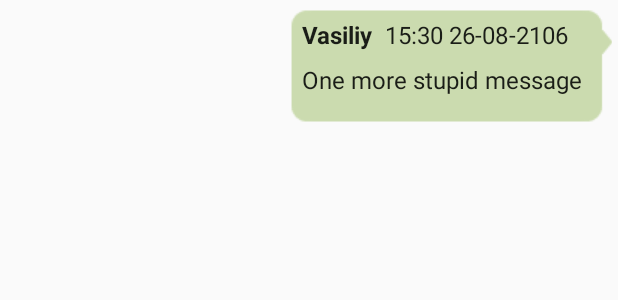
After one commit to JustTrust/OneHundredMeterChat, an Android app: the layout list_item_right.xml on its own in the app's theme, with its tools: preview values and no code run, on a phone screen of 412 x 824 dp. The commit adds this screen. Shown: the top 300 px of the screen. Run offline under Robolectric (Android 15) with nearby library versions, the phone set to English and light mode, and no system bars.

Commit message:
make different layout for own and other msg

```diff
--- a/app/src/main/java/org/belichenko/a/onehundredmeterchat/ListFragment.java
+++ b/app/src/main/java/org/belichenko/a/onehundredmeterchat/ListFragment.java
@@ -3,7 +3,6 @@ package org.belichenko.a.onehundredmeterchat;
 import android.content.Context;
 import android.os.Bundle;
 import android.support.v4.app.Fragment;
-import android.support.v7.widget.LinearLayoutManager;
 import android.support.v7.widget.RecyclerView;
 import android.util.Log;
 import android.view.LayoutInflater;
@@ -61,12 +60,7 @@ public class ListFragment extends Fragment implements Constant, View.OnClickList
         messagesList = new LinkedList<>();
         mAdapter = new RecyclerViewAdapter(messagesList, mListener);
         RecyclerView recyclerView = (RecyclerView) view.findViewById(R.id.list);
-        recyclerView.setLayoutManager(new LinearLayoutManager(App.getAppContext()));
         recyclerView.setAdapter(mAdapter);
-        recyclerView.addItemDecoration(new DividerItemDecoration(getActivity()));
-        LinearLayoutManager layoutManager = new LinearLayoutManager(App.getAppContext());
-        layoutManager.setOrientation(LinearLayoutManager.VERTICAL);
-        recyclerView.setLayoutManager(layoutManager);
 
         return view;
     }
--- a/app/src/main/java/org/belichenko/a/onehundredmeterchat/MainActivity.java
+++ b/app/src/main/java/org/belichenko/a/onehundredmeterchat/MainActivity.java
@@ -143,6 +143,7 @@ public class MainActivity extends AppCompatActivity implements
         Location currentLocation = msgService.currentLocation;
         if (currentLocation == null) {
             Log.d(TAG, "sendMessage() called with: currentLocation == null ");
+            Toast.makeText(MainActivity.this, "Message don't sent. Check GPS connection", Toast.LENGTH_LONG).show();
             return;
         }
 
--- a/app/src/main/res/layout/fragment_list.xml
+++ b/app/src/main/res/layout/fragment_list.xml
@@ -6,17 +6,15 @@
     android:layout_width="match_parent"
     android:layout_height="match_parent"
     android:background="@color/colorPrimaryDark"
-    android:orientation="horizontal"
     tools:context=".ListFragment"
-    tools:showIn="@layout/list_item">
+    tools:showIn="@layout/list_item_left">
 
     <android.support.v7.widget.RecyclerView
         android:id="@+id/list"
         android:layout_width="match_parent"
         android:layout_height="match_parent"
         android:layout_above="@+id/bar"
-        app:layoutManager="LinearLayoutManager"
-        tools:listitem="@layout/list_item" />
+        app:layoutManager="LinearLayoutManager"/>
 
     <LinearLayout
         android:id="@+id/bar"
--- /dev/null
+++ b/app/src/main/res/layout/list_item_right.xml
@@ -0,0 +1,46 @@
+<?xml version="1.0" encoding="utf-8"?>
+<FrameLayout xmlns:android="http://schemas.android.com/apk/res/android"
+    xmlns:tools="http://schemas.android.com/tools"
+    android:layout_width="wrap_content"
+    android:layout_height="wrap_content"
+    android:layout_gravity="end"
+    android:padding="@dimen/view_padding">
+
+    <RelativeLayout
+        android:id="@+id/list_item_container"
+        android:layout_width="wrap_content"
+        android:layout_height="wrap_content"
+        android:background="@drawable/green_msg"
+        android:orientation="horizontal"
+        android:paddingRight="@dimen/text_margin"
+        android:paddingLeft="@dimen/view_padding"
+        android:paddingTop="@dimen/view_padding">
+
+            <TextView
+                android:id="@+id/user_list"
+                android:layout_width="wrap_content"
+                android:layout_height="wrap_content"
+                android:layout_margin="@dimen/view_padding"
+                android:textAppearance="?attr/textAppearanceListItem"
+                android:textStyle="bold"
+                tools:text="Vasiliy" />
+
+            <TextView
+                android:id="@+id/time_list"
+                android:layout_width="wrap_content"
+                android:layout_height="wrap_content"
+                android:layout_margin="@dimen/view_padding"
+                android:layout_toRightOf="@+id/user_list"
+                android:textAppearance="?attr/textAppearanceListItem"
+                tools:text="15:30 26-08-2106" />
+
+            <TextView
+                android:id="@+id/message_list"
+                android:layout_width="wrap_content"
+                android:layout_height="wrap_content"
+                android:layout_below="@+id/user_list"
+                android:layout_margin="@dimen/view_padding"
+                android:textAppearance="?attr/textAppearanceListItem"
+                tools:text="One more stupid message" />
+        </RelativeLayout>
+</FrameLayout>
```
Also changed, not shown: app/src/main/java/org/belichenko/a/onehundredmeterchat/RecyclerViewAdapter.java (+62 -33 lines), app/src/main/res/layout/list_item_left.xml (renamed from app/src/main/res/layout/list_item.xml, +7 -4 lines), app/src/main/res/drawable/blue_msg.9.png (added), app/src/main/res/drawable/green_msg.9.png (added).
